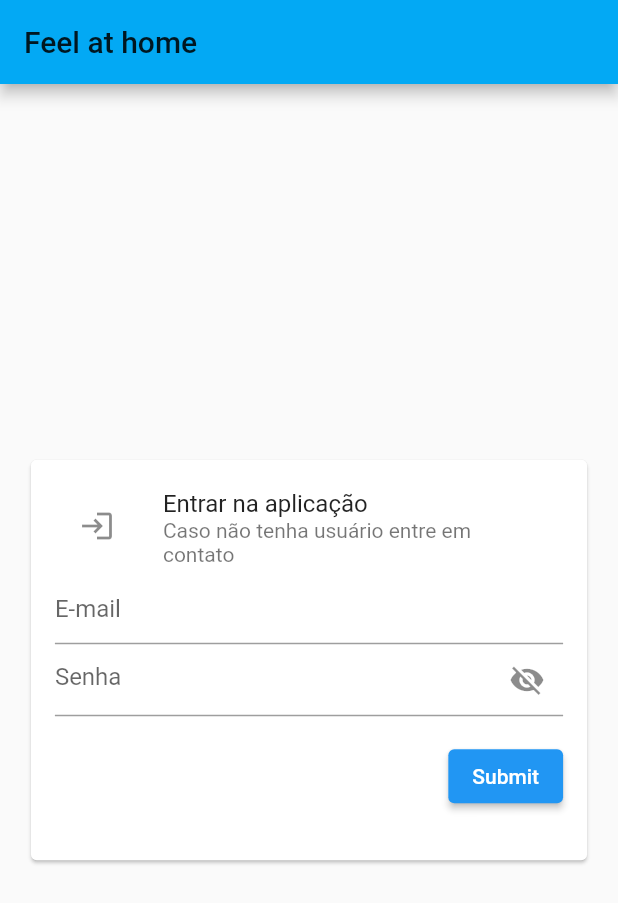
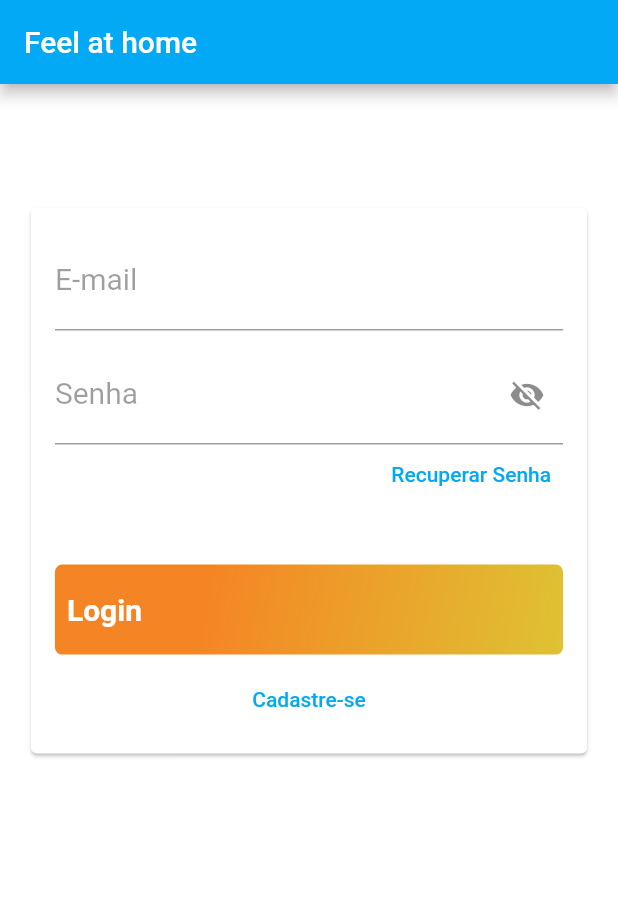
Before and after one commit to halom-studios/feel-at-home-front-end, a Flutter app: the screen it shows after launch, on a phone screen of 412 x 824 dp. Shown: the top 903 px of the screen. Run offline on Flutter 3.47's test engine with Material 2 defaults, Android fonts, the phone set to English and light mode, and no system bars.

Commit message:
feat: separado o login

```diff
--- a/lib/main.dart
+++ b/lib/main.dart
@@ -1,14 +1,15 @@
 import 'package:flutter/material.dart';
+import 'package:feel_at_home_front_end/pages/login.dart';
 
-void main() {
-  runApp(MyApp());
-}
+void main() => runApp(MyApp());
 
 class MyApp extends StatelessWidget {
+  // This widget is the root of your application.
   @override
   Widget build(BuildContext context) {
     return MaterialApp(
       title: 'Feel at home',
+      debugShowCheckedModeBanner: false,
       theme: ThemeData(
           primarySwatch: Colors.lightBlue,
           elevatedButtonTheme: ElevatedButtonThemeData(
@@ -25,120 +26,7 @@ class MyApp extends StatelessWidget {
             buttonColor: Colors.yellow,
             textTheme: ButtonTextTheme.primary,
           )),
-      home: MyHomePage(title: 'Feel at home'),
+      home: LoginPage(),
     );
   }
 }
-
-class MyHomePage extends StatefulWidget {
-  MyHomePage({Key? key, required this.title}) : super(key: key);
-
-  final String title;
-
-  @override
-  _MyHomePageState createState() => _MyHomePageState();
-}
-
-class _MyHomePageState extends State<MyHomePage> {
-  int _counter = 0;
-
-  void _incrementCounter() {
-    setState(() {
-      _counter++;
-    });
-  }
-
-  bool _passwordVisible = false;
-
-  @override
-  void initState() {
-    _passwordVisible = false;
-  }
-
-  @override
-  Widget build(BuildContext context) {
-    final GlobalKey<FormState> _formKey = GlobalKey<FormState>();
-
-    return Scaffold(
-      resizeToAvoidBottomInset: true,
-      appBar: AppBar(
-        title: Text(widget.title),
-      ),
-      body: Center(
-        child: Column(
-          mainAxisAlignment: MainAxisAlignment.center,
-          children: <Widget>[
-            Card(
-              margin: EdgeInsets.symmetric(horizontal: MediaQuery.of(context).size.width * 0.05),
-              child: Padding(
-                padding: EdgeInsets.all(16.0),
-                child: Column(
-                  mainAxisSize: MainAxisSize.min,
-                  children: <Widget>[
-                    const ListTile(
-                      leading: Icon(Icons.login),
-                      title: Text('Entrar na aplicação'),
-                      subtitle: Text('Caso não tenha usuário entre em contato'),
-                    ),
-                    Form(
-                      key: _formKey,
-                      child: Center(
-                        child: Column(
-                          crossAxisAlignment: CrossAxisAlignment.start,
-                          children: <Widget>[
-                            TextFormField(
-                              decoration: const InputDecoration(
-                                hintText: 'E-mail',
-                              ),
-                              validator: (String? value) {
-                                if (value == null || value.isEmpty) {
-                                  return 'Por favor digite um email válido';
-                                }
-                                return null;
-                              },
-                            ),
-                            TextFormField(
-                              obscureText: !_passwordVisible,
-                              decoration: InputDecoration(
-                                hintText: "Senha",
-                                suffixIcon: IconButton(
-                                  onPressed: () {
-                                    setState(() {
-                                      _passwordVisible = !_passwordVisible;
-                                    });
-                                  },
-                                  icon: Icon(_passwordVisible
-                                      ? Icons.visibility
-                                      : Icons.visibility_off),
-                                ),
-                              ),
-                            ),
-                            Padding(
-                              padding:
-                                  const EdgeInsets.symmetric(vertical: 16.0),
-                              child: Row(children: [
-                                Spacer(),
-                                ElevatedButton(
-                                  onPressed: () {
-                                    if (_formKey.currentState!.validate()) {
-                                      // TODO: validar dados e fazer o login
-                                    }
-                                  },
-                                  child: const Text('Submit'),
-                                ),
-                              ]),
-                            ),
-                          ],
-                        ),
-                      ),
-                    ),
-                  ],
-                ),
-              ),
-            ),
-          ],
-        ),
-      ),
-    );
-  }
-}
--- /dev/null
+++ b/lib/pages/login.dart
@@ -0,0 +1,180 @@
+import 'package:flutter/material.dart';
+
+class LoginPage extends StatefulWidget {
+  LoginPage({Key? key}) : super(key: key);
+
+  @override
+  _LoginPageState createState() => _LoginPageState();
+}
+
+class _LoginPageState extends State<LoginPage> {
+  bool _passwordVisible = false;
+
+  void _visiblePass() {
+    setState(() {
+      _passwordVisible = !_passwordVisible;
+    });
+  }
+
+  @override
+  Widget build(BuildContext context) {
+    return Scaffold(
+      appBar: AppBar(
+        title: Text(
+          "Feel at home",
+          style: TextStyle(fontSize: 20, color: Colors.white),
+        ),
+      ),
+      body: Container(
+        color: Colors.white,
+        child: ListView(
+          children: <Widget>[
+            Card(
+              margin: EdgeInsets.symmetric(
+                  horizontal: MediaQuery.of(context).size.width * 0.05,
+                  vertical: MediaQuery.of(context).size.height * 0.1),
+              child: Padding(
+                padding: EdgeInsets.all(16.0),
+                child: Column(
+                  mainAxisSize: MainAxisSize.min,
+                  children: <Widget>[
+                    TextFormField(
+                      keyboardType: TextInputType.emailAddress,
+                      decoration: InputDecoration(
+                        labelText: "E-mail",
+                        hintText: 'digite o e-mail cadastrado',
+                        labelStyle: TextStyle(
+                          color: Colors.black38,
+                          fontWeight: FontWeight.w400,
+                          fontSize: 20,
+                        ),
+                      ),
+                      style: TextStyle(fontSize: 20),
+                      validator: (String? value) {
+                        if (value == null || value.isEmpty) {
+                          return 'Por favor digite um email válido';
+                        }
+                        return null;
+                      },
+                    ),
+                    SizedBox(
+                      height: 10,
+                    ),
+                    TextFormField(
+                      // autofocus: true,
+                      keyboardType: TextInputType.text,
+                      obscureText: !_passwordVisible,
+                      decoration: InputDecoration(
+                        labelText: "Senha",
+                        hintText: "Digite sua senha",
+                        labelStyle: TextStyle(
+                          color: Colors.black38,
+                          fontWeight: FontWeight.w400,
+                          fontSize: 20,
+                        ),
+                        suffixIcon: IconButton(
+                          onPressed: () {
+                            _visiblePass();
+                          },
+                          icon: Icon(_passwordVisible
+                              ? Icons.visibility
+                              : Icons.visibility_off),
+                        ),
+                      ),
+                      style: TextStyle(fontSize: 20),
+                    ),
+                    Container(
+                      height: 40,
+                      alignment: Alignment.centerRight,
+                      child: TextButton(
+                        child: Text(
+                          "Recuperar Senha",
+                          textAlign: TextAlign.right,
+                        ),
+                        onPressed: () {
+                          // Navigator.push(
+                          //   context,
+                          //   MaterialPageRoute(
+                          //     builder: (context) => ResetPasswordPage(),
+                          //   ),
+                          // );
+                        },
+                      ),
+                    ),
+                    SizedBox(
+                      height: 40,
+                    ),
+                    Container(
+                      height: 60,
+                      alignment: Alignment.centerLeft,
+                      decoration: BoxDecoration(
+                        gradient: LinearGradient(
+                          begin: Alignment.topLeft,
+                          end: Alignment.bottomRight,
+                          stops: [0.3, 1],
+                          colors: [
+                            Color(0xFFF58524),
+                            Color(0XFFDFC233),
+                          ],
+                        ),
+                        borderRadius: BorderRadius.all(
+                          Radius.circular(5),
+                        ),
+                      ),
+                      child: SizedBox.expand(
+                        child: TextButton(
+                          child: Row(
+                            mainAxisAlignment: MainAxisAlignment.spaceBetween,
+                            children: <Widget>[
+                              Text(
+                                "Login",
+                                style: TextStyle(
+                                  fontWeight: FontWeight.bold,
+                                  color: Colors.white,
+                                  fontSize: 20,
+                                ),
+                                textAlign: TextAlign.center,
+                              ),
+                            ],
+                          ),
+                          onPressed: () {
+                            // Navigator.push(
+                            //   context,
+                            //   MaterialPageRoute(
+                            //     builder: (context) => HomePage(),
+                            //   ),
+                            // );
+                          },
+                        ),
+                      ),
+                    ),
+                    SizedBox(
+                      height: 10,
+                    ),
+                    Container(
+                      height: 40,
+                      child: TextButton(
+                        child: Text(
+                          "Cadastre-se",
+                          textAlign: TextAlign.center,
+                        ),
+                        onPressed: () {
+                          // Navigator.push(
+                          //   context,
+                          //   MaterialPageRoute(
+                          //     builder: (context) => SignupPage(),
+                          //   ),
+                          // );
+                        },
+                      ),
+                    ),
+                  ],
+                ),
+              ),
+            )
+          ],
+        ),
+      ),
+    );
+  }
+}
--- a/pubspec.yaml
+++ b/pubspec.yaml
@@ -1,5 +1,5 @@
 name: feel_at_home_front_end
-description: A new Flutter project.
+description: Aplicação para ILPS
 
 # The following line prevents the package from being accidentally published to
 # pub.dev using `pub publish`. This is preferred for private packages.
```
